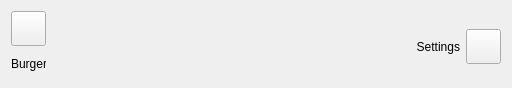
The window that LEO_sniffy/GUI/widgetfooter.ui (jirik09/Sniffy) describes before a commit, drawn with Qt 5.
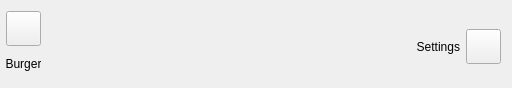
The same window after the commit. Custom widgets are drawn as their Qt base class.

Patch:
```diff
--- a/LEO_sniffy/GUI/widgetfooter.ui
+++ b/LEO_sniffy/GUI/widgetfooter.ui
@@ -29,6 +29,9 @@
    <string notr="true"/>
   </property>
   <layout class="QHBoxLayout" name="horizontalLayout_2">
+   <property name="leftMargin">
+    <number>6</number>
+   </property>
    <property name="bottomMargin">
     <number>6</number>
    </property>
@@ -108,7 +111,7 @@
          <string>Burger</string>
         </property>
         <property name="alignment">
-         <set>Qt::AlignLeading|Qt::AlignLeft|Qt::AlignVCenter</set>
+         <set>Qt::AlignCenter</set>
         </property>
         <property name="wordWrap">
          <bool>false</bool>
```
